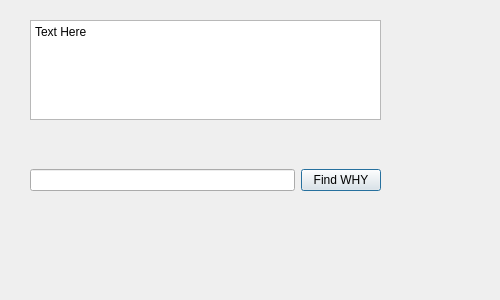
The window that 크롤러-전처리/lineeditTest.ui (twinstae/tripReviewAnalysisSystem) describes before a commit, drawn with Qt 5.
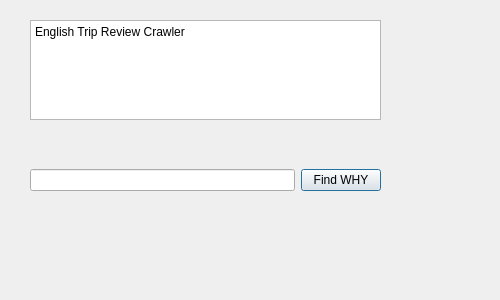
The same window after the commit.

Patch:
```diff
--- a/크롤러-전처리/lineeditTest.ui
+++ b/크롤러-전처리/lineeditTest.ui
@@ -45,7 +45,7 @@
     </rect>
    </property>
    <property name="text">
-    <string>Text Here</string>
+    <string>English Trip Review Crawler</string>
    </property>
   </widget>
  </widget>
```
